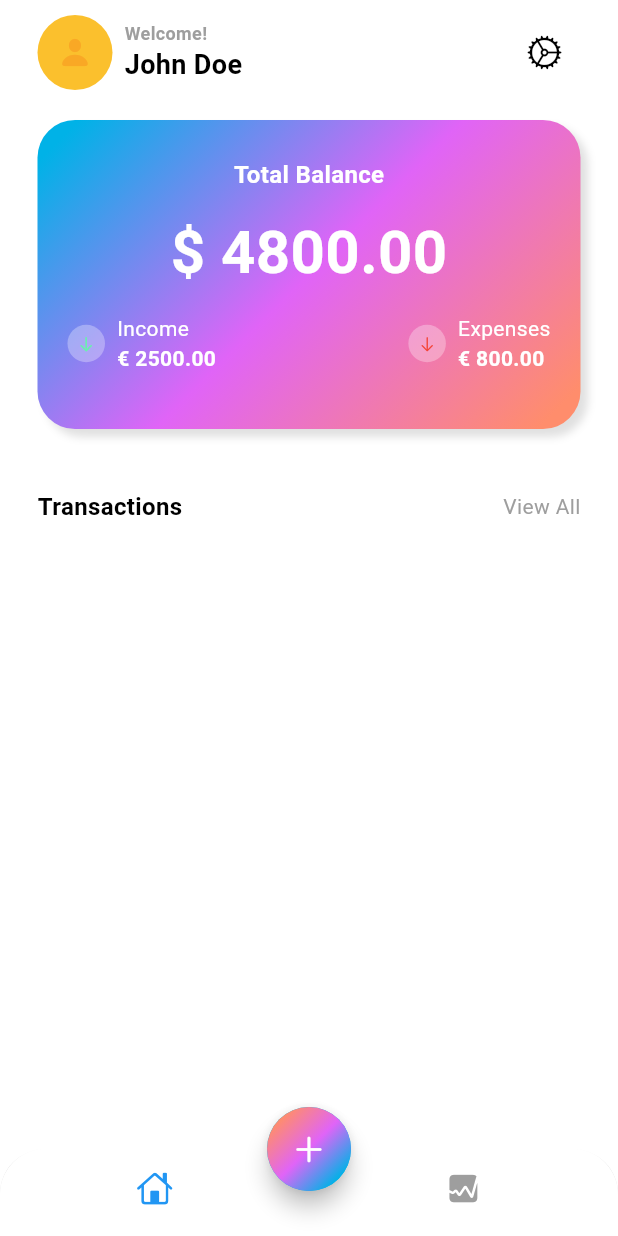
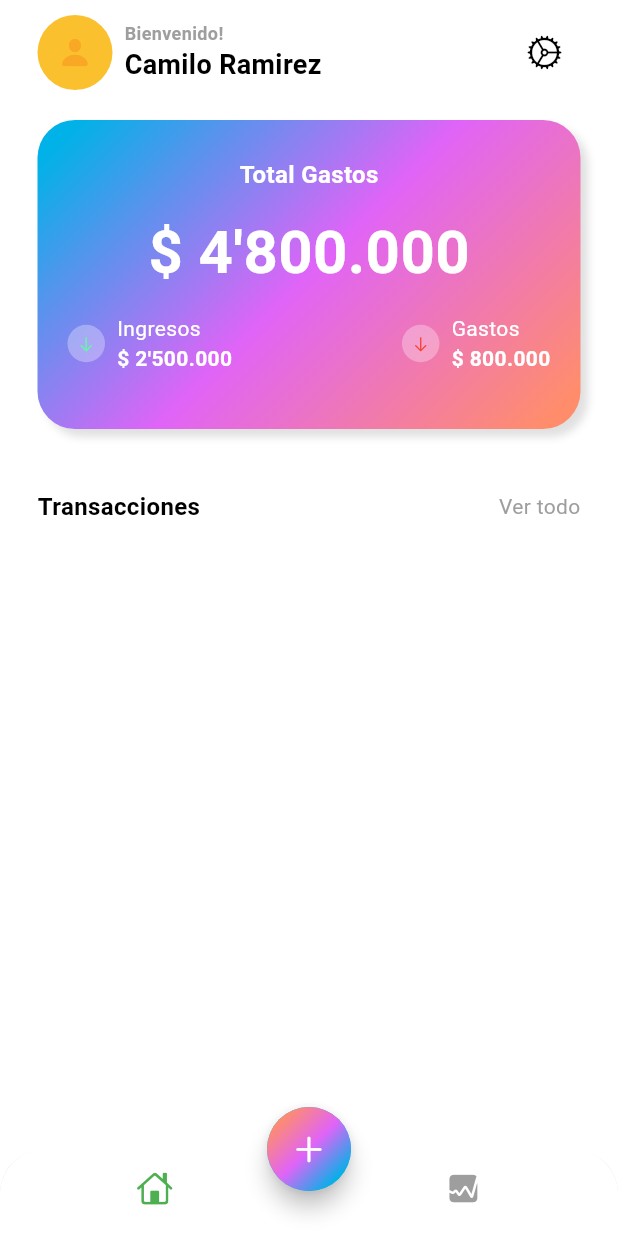
Before and after one commit to Diago20/proyectoFinalFlutter, a Flutter app: the screen it shows after launch, on a phone screen of 412 x 824 dp. Run offline on Flutter 3.47's test engine with Material 3 defaults, Android fonts, the phone set to English and light mode, and no system bars; our stand-ins replace bloc, cloud_firestore, equatable, firebase_core, fl_chart, flutter_bloc and 2 more; accounts and stored records are empty.

Commit message:
carga final

```diff
--- a/poryecto/lib/app_view.dart
+++ b/poryecto/lib/app_view.dart
@@ -11,7 +11,7 @@ class MyAppView extends StatelessWidget {
   Widget build(BuildContext context) {
     return MaterialApp(
       debugShowCheckedModeBanner: false,
-      title: "Expense Tracker",
+      title: "Getor de Gastos",
       theme: ThemeData(colorScheme: ColorScheme.light(background: Colors.grey.shade100, onBackground: Colors.black, primary: const Color(0xFF00B2E7), secondary: const Color(0xFFE064F7), tertiary: const Color(0xFFFF8D6C), outline: Colors.grey)),
       home: BlocProvider(
         create: (context) => GetExpensesBloc(
--- a/poryecto/lib/screens/add_expense/views/category_creation.dart
+++ b/poryecto/lib/screens/add_expense/views/category_creation.dart
@@ -136,7 +136,7 @@ Future getCategoryCreation(BuildContext context) {
                                         },
                                         style: TextButton.styleFrom(backgroundColor: Colors.black, shape: RoundedRectangleBorder(borderRadius: BorderRadius.circular(12))),
                                         child: const Text(
-                                          'Save Color',
+                                          'Guardar Color',
                                           style: TextStyle(fontSize: 22, color: Colors.white),
                                         )),
                                   )
@@ -180,7 +180,7 @@ Future getCategoryCreation(BuildContext context) {
                             },
                             style: TextButton.styleFrom(backgroundColor: Colors.black, shape: RoundedRectangleBorder(borderRadius: BorderRadius.circular(12))),
                             child: const Text(
-                              'Save',
+                              'Guardar',
                               style: TextStyle(fontSize: 22, color: Colors.white),
                             )
                           ),
--- a/poryecto/lib/screens/home/views/home_screen.dart
+++ b/poryecto/lib/screens/home/views/home_screen.dart
@@ -22,7 +22,7 @@ class HomeScreen extends StatefulWidget {
 
 class _HomeScreenState extends State<HomeScreen> {
   int index = 0;
-  late Color selectedItem = Colors.blue;
+  late Color selectedItem = Colors.green;
   Color unselectedItem = Colors.grey;
 
   @override
--- a/poryecto/lib/screens/home/views/main_screen.dart
+++ b/poryecto/lib/screens/home/views/main_screen.dart
@@ -45,7 +45,7 @@ class MainScreen extends StatelessWidget {
                       crossAxisAlignment: CrossAxisAlignment.start,
                       children: [
                         Text(
-                          "Welcome!",
+                          "Bienvenido!",
                           style: TextStyle(
                             fontSize: 12,
                             fontWeight: FontWeight.w600,
@@ -53,7 +53,7 @@ class MainScreen extends StatelessWidget {
                           ),
                         ),
                         Text(
-                          "John Doe",
+                          "Camilo Ramirez",
                           style: TextStyle(
                             fontSize: 18,
                             fontWeight: FontWeight.bold,
@@ -93,7 +93,7 @@ class MainScreen extends StatelessWidget {
                 mainAxisAlignment: MainAxisAlignment.center,
                 children: [
                   const Text(
-                    'Total Balance',
+                    'Total Gastos',
                     style: TextStyle(
                       fontSize: 16,
                       color: Colors.white,
@@ -102,7 +102,7 @@ class MainScreen extends StatelessWidget {
                   ),
                   const SizedBox(height: 12),
                   const Text(
-                    '\$ 4800.00',
+                    '\$ 4\'800.000',
                     style: TextStyle(
                       fontSize: 40,
                       color: Colors.white,
@@ -136,7 +136,7 @@ class MainScreen extends StatelessWidget {
                               crossAxisAlignment: CrossAxisAlignment.start,
                               children: [
                                 Text(
-                                  'Income',
+                                  'Ingresos',
                                   style: TextStyle(
                                     fontSize: 14,
                                     color: Colors.white,
@@ -144,7 +144,7 @@ class MainScreen extends StatelessWidget {
                                   ),
                                 ),
                                 Text(
-                                  '€ 2500.00',
+                                  '\$ 2\'500.000',
                                   style: TextStyle(
                                     fontSize: 14,
                                     color: Colors.white,
@@ -177,7 +177,7 @@ class MainScreen extends StatelessWidget {
                               crossAxisAlignment: CrossAxisAlignment.start,
                               children: [
                                 Text(
-                                  'Expenses',
+                                  'Gastos',
                                   style: TextStyle(
                                     fontSize: 14,
                                     color: Colors.white,
@@ -185,7 +185,7 @@ class MainScreen extends StatelessWidget {
                                   ),
                                 ),
                                 Text(
-                                  '€ 800.00',
+                                  '\$ 800.000',
                                   style: TextStyle(
                                     fontSize: 14,
                                     color: Colors.white,
@@ -207,7 +207,7 @@ class MainScreen extends StatelessWidget {
               mainAxisAlignment: MainAxisAlignment.spaceBetween,
               children: [
                 Text(
-                  'Transactions',
+                  'Transacciones',
                   style: TextStyle(
                     fontSize: 16,
                     color: Theme.of(context).colorScheme.onBackground,
@@ -219,7 +219,7 @@ class MainScreen extends StatelessWidget {
 
                   },
                   child: Text(
-                    'View All',
+                    'Ver todo',
                     style: TextStyle(
                       fontSize: 14,
                       color: Theme.of(context).colorScheme.outline,
@@ -262,7 +262,7 @@ class MainScreen extends StatelessWidget {
                                     Image.asset(
                                       'assets/${expenses[i].category.icon}.png',
                                       scale: 2,
-                                      color: Colors.white,
+                                      color: Colors.green,
                                     )
                                   ],
                                 ),
@@ -281,7 +281,7 @@ class MainScreen extends StatelessWidget {
                               crossAxisAlignment: CrossAxisAlignment.end,
                               children: [
                                 Text(
-                                  "\$${expenses[i].amount}.00",
+                                  "\$${expenses[i].amount}.",
                                   style: TextStyle(
                                     fontSize: 14,
                                     color: Theme.of(context).colorScheme.onBackground,
--- a/poryecto/lib/screens/stats/stats.dart
+++ b/poryecto/lib/screens/stats/stats.dart
@@ -15,7 +15,7 @@ class StatScreen extends StatelessWidget {
           crossAxisAlignment: CrossAxisAlignment.start,
           children: [
             const Text(
-              'Transactions',
+              'Transacciones',
               style: TextStyle(
                 fontSize: 20,
                 fontWeight: FontWeight.bold
```
Also changed, not shown: poryecto/lib/data/data.dart (+8 -8 lines), poryecto/lib/screens/add_expense/views/add_expense.dart (+4 -4 lines), poryecto/lib/screens/stats/chart.dart (+5 -5 lines).
